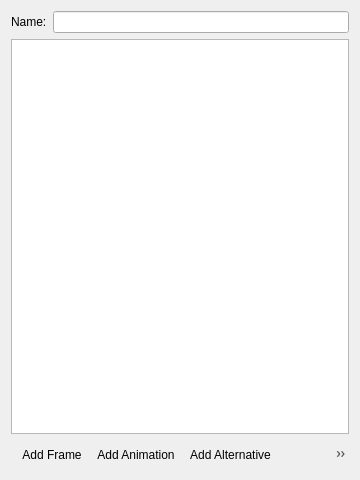
Before: the Qt Designer form src/gui-qt/metasprite/exportorder/editorwidget.ui in undisbeliever/untech-editor, drawn with Qt 5.
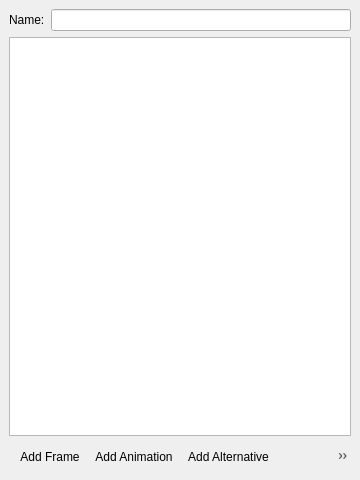
After: the same form once the commit is applied. Icons and pictures are not drawn.

Commit message:
Move the editor Dock Widgets into the editor widget
I have become annoyed with Qt occasionally resizing or reordering the
Dock Widgets whenever the editor widget changes.

This commit moves the dock widgets from the _projectWindow into the
AbstractEditorWidget subclasses.

I have decided that the window state of the `QMainWindow`s and editor
widgets shall be stored in a single QSettings key.  This will prevent
dangling settings whenever an editor's `windowStateName` is changed.

Patch:
```diff
--- a/src/gui-qt/metasprite/exportorder/editorwidget.ui
+++ b/src/gui-qt/metasprite/exportorder/editorwidget.ui
@@ -1,7 +1,7 @@
 <?xml version="1.0" encoding="UTF-8"?>
 <ui version="4.0">
  <class>UnTech::GuiQt::MetaSprite::ExportOrder::EditorWidget</class>
- <widget class="QWidget" name="UnTech::GuiQt::MetaSprite::ExportOrder::EditorWidget">
+ <widget class="QMainWindow" name="UnTech::GuiQt::MetaSprite::ExportOrder::EditorWidget">
   <property name="geometry">
    <rect>
     <x>0</x>
@@ -10,6 +10,7 @@
     <height>480</height>
    </rect>
   </property>
+  <widget class="QWidget" name="centralWidget">
   <layout class="QVBoxLayout" name="verticalLayout">
    <item>
     <layout class="QFormLayout" name="formLayout">
@@ -157,6 +158,7 @@
     <string>Lower Selected</string>
    </property>
   </action>
+  </widget>
  </widget>
  <resources>
   <include location="../../../../resources/resources.qrc"/>
```
Lines whose indentation alone changed are shown as unchanged. The commit also changes 31 other files.
